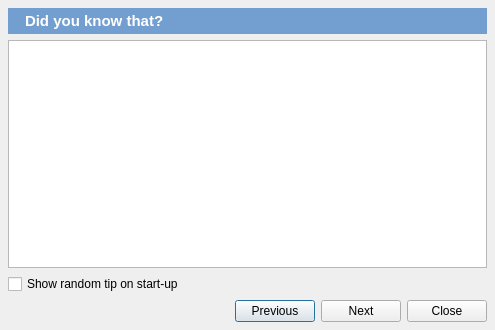
The window that resources/tip_dialog.ui (open-cogsci/OpenSesame) describes before a commit, drawn with Qt 5.
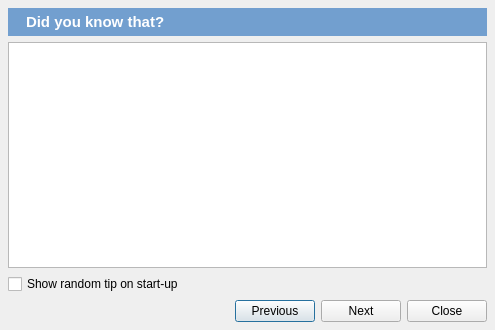
The same window after the commit. Icons and pictures are not drawn.

The edit to the form file:
```diff
--- a/resources/tip_dialog.ui
+++ b/resources/tip_dialog.ui
@@ -31,7 +31,7 @@
      </property>
      <layout class="QHBoxLayout" name="horizontalLayout">
       <property name="margin">
-       <number>4</number>
+       <number>5</number>
       </property>
       <item>
        <widget class="QLabel" name="label">
```
